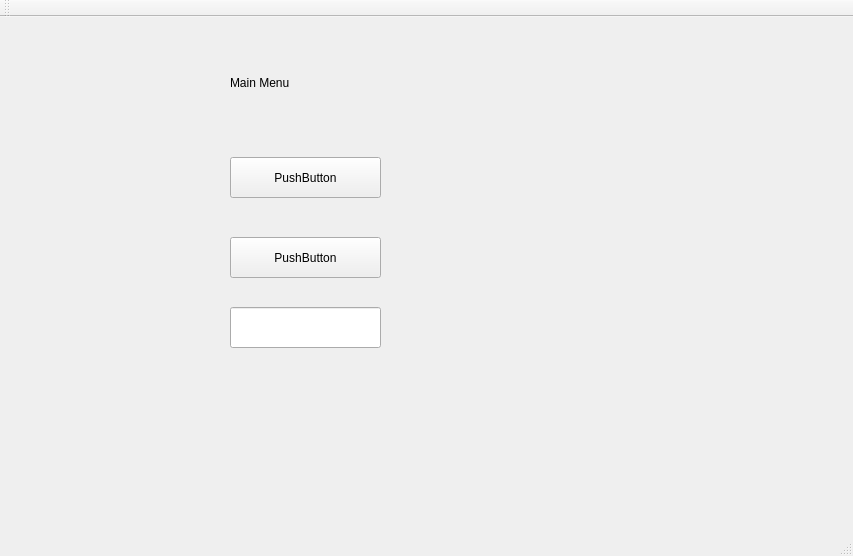
Above: GUI+Client/GUI+Client/menuWindow.ui from RobyDoge/Burning-Legion before the change. Below: the same form after it.
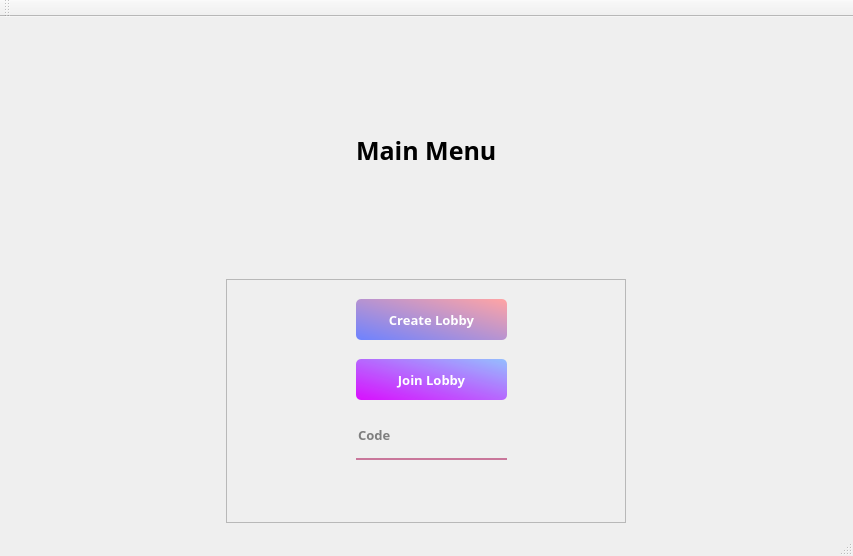
That is the form after the change.

Commit message: Changed MenuWindow design

Diff of the .ui file:
```diff
--- a/GUI+Client/GUI+Client/menuWindow.ui
+++ b/GUI+Client/GUI+Client/menuWindow.ui
@@ -14,55 +14,152 @@
    <string>MenuWindow</string>
   </property>
   <widget class="QWidget" name="centralWidget">
+   <layout class="QVBoxLayout" name="verticalLayout">
+    <item alignment="Qt::AlignHCenter">
+     <widget class="QLabel" name="label">
+      <property name="minimumSize">
+       <size>
+        <width>0</width>
+        <height>100</height>
+       </size>
+      </property>
+      <property name="font">
+       <font>
+        <family>Yu Gothic UI Semibold</family>
+        <pointsize>19</pointsize>
+        <bold>true</bold>
+       </font>
+      </property>
+      <property name="text">
+       <string>Main Menu</string>
+      </property>
+     </widget>
+    </item>
+    <item alignment="Qt::AlignHCenter">
+     <widget class="QFrame" name="frame">
+      <property name="minimumSize">
+       <size>
+        <width>400</width>
+        <height>200</height>
+       </size>
+      </property>
+      <property name="font">
+       <font>
+        <pointsize>9</pointsize>
+       </font>
+      </property>
+      <property name="frameShape">
+       <enum>QFrame::StyledPanel</enum>
+      </property>
+      <property name="frameShadow">
+       <enum>QFrame::Raised</enum>
+      </property>
    <widget class="QPushButton" name="createLobbyButton">
     <property name="geometry">
      <rect>
-      <x>230</x>
-      <y>140</y>
+         <x>130</x>
+         <y>20</y>
       <width>151</width>
       <height>41</height>
      </rect>
     </property>
+       <property name="font">
+        <font>
+         <family>Yu Gothic UI Semibold</family>
+         <pointsize>10</pointsize>
+         <bold>true</bold>
+        </font>
+       </property>
+       <property name="styleSheet">
+        <string notr="true">QPushButton#createLobbyButton {
+    background-color: qlineargradient(spread:pad, x1:0, y1:1, x2:1, y2:0.017, stop:0 rgba(109, 130, 255, 255), stop:1 rgba(255, 164, 164, 255));
+    border-radius: 5px;
+    color:rgb(255, 255, 255);
+}
+
+QPushButton#createLobbyButton:hover {
+    background-color: qlineargradient(spread:pad, x1:0, y1:1, x2:1, y2:0, stop:0 rgba(0, 188, 239, 239), stop:0.994318 rgba(146, 255, 175, 246));
+}
+
+QPushButton#createLobbyButton:pressed {
+    padding-left: 5px;
+    padding-right: 5px;
+    background-color: rgb(203, 152, 196);
+}
+</string>
+       </property>
     <property name="text">
-     <string>PushButton</string>
+        <string>Create Lobby</string>
     </property>
    </widget>
    <widget class="QPushButton" name="joinLobbyButton">
     <property name="geometry">
      <rect>
-      <x>230</x>
-      <y>220</y>
+         <x>130</x>
+         <y>80</y>
       <width>151</width>
       <height>41</height>
      </rect>
     </property>
+       <property name="font">
+        <font>
+         <family>Yu Gothic UI Semibold</family>
+         <pointsize>10</pointsize>
+         <bold>true</bold>
+        </font>
+       </property>
+       <property name="styleSheet">
+        <string notr="true">QPushButton#joinLobbyButton {
+    background-color:qlineargradient(spread:pad, x1:0, y1:1, x2:1, y2:0, stop:0 rgba(215, 0, 255, 239), stop:0.994318 rgba(146, 189, 255, 246));
+    border-radius: 5px;
+    color:rgb(255, 255, 255);
+}
+
+QPushButton#joinLobbyButton:hover {
+     background-color:qlineargradient(spread:pad, x1:0, y1:1, x2:1, y2:0, stop:0 rgba(239, 123, 0, 239), stop:0.994318 rgba(255, 146, 235, 246));
+}
+
+QPushButton#joinLobbyButton:pressed {
+    padding-left: 5px;
+    padding-right: 5px;
+    background-color: rgb(164, 162, 253)
+}
+</string>
+       </property>
     <property name="text">
-     <string>PushButton</string>
+        <string>Join Lobby</string>
     </property>
    </widget>
    <widget class="QLineEdit" name="joinLobbyCode">
     <property name="geometry">
      <rect>
-      <x>230</x>
-      <y>290</y>
+         <x>130</x>
+         <y>140</y>
       <width>151</width>
       <height>41</height>
      </rect>
     </property>
-   </widget>
-   <widget class="QLabel" name="label">
-    <property name="geometry">
-     <rect>
-      <x>230</x>
-      <y>40</y>
-      <width>131</width>
-      <height>51</height>
-     </rect>
-    </property>
-    <property name="text">
-     <string>Main Menu</string>
-    </property>
-   </widget>
+       <property name="font">
+        <font>
+         <family>Yu Gothic UI Semibold</family>
+         <pointsize>10</pointsize>
+         <bold>true</bold>
+        </font>
+       </property>
+       <property name="styleSheet">
+        <string notr="true">background-color: rgba(0, 0, 0, 0);
+border:none;
+border-bottom:2px solid rgba(190,86,131,200);
+color:rgba(0,0,0,240);
+padding-bottom:7px;</string>
+       </property>
+       <property name="placeholderText">
+        <string>Code</string>
+       </property>
+      </widget>
+     </widget>
+    </item>
+   </layout>
   </widget>
   <widget class="QMenuBar" name="menuBar">
    <property name="geometry">
```
Lines whose indentation alone changed are shown as unchanged.
